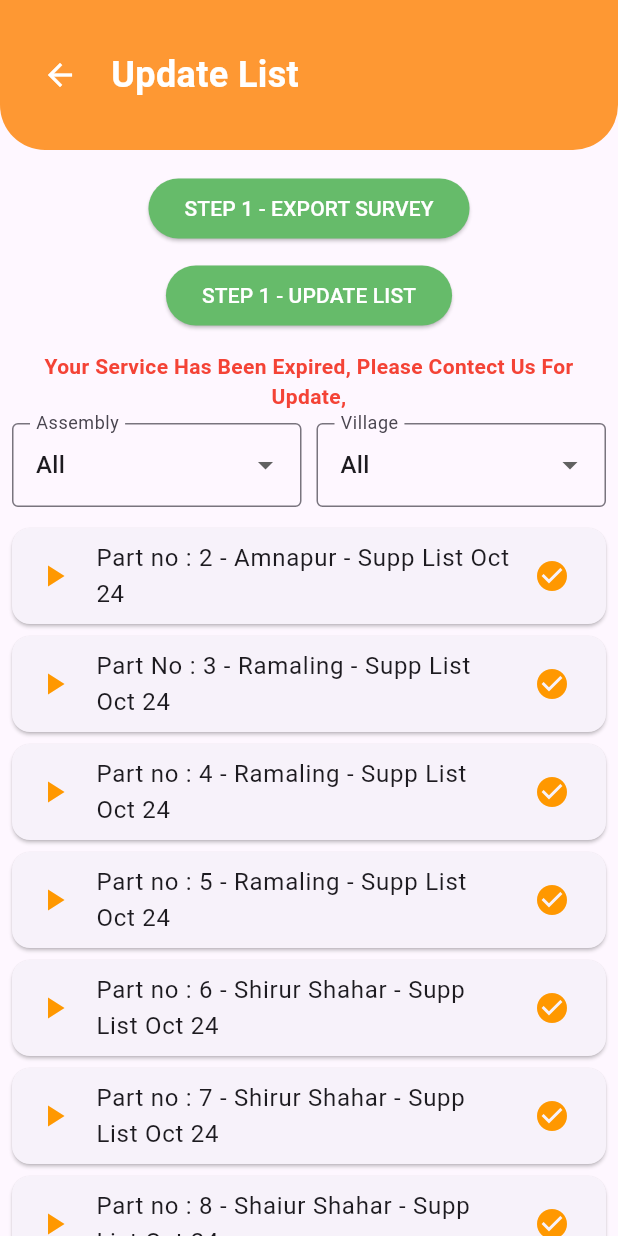
After one commit to RoyalSanjay80/Rajneta, a Flutter app: the Updatelistpage screen opened directly, on a phone screen of 412 x 824 dp. The commit adds this screen. Run offline on Flutter 3.47's test engine with Material 3 defaults, Android fonts, the phone set to English and light mode, and no system bars; drawn by our look-alikes of oktoast; our stand-ins replace flutter_colorpicker, flutter_contacts, get, image_picker, open_file, pdf and 4 more; missing offline and left inert: excel, flutter_bluetooth_printer, restart_app; accounts and stored records are empty.

Commit message:
add the page backupAllData photo Page UpdateList page

```diff
--- /dev/null
+++ b/lib/Pages/data/updateListPage.dart
@@ -0,0 +1,136 @@
+import 'package:flutter/material.dart';
+import 'package:get/get.dart';
+import 'package:get/get_core/src/get_main.dart';
+
+import '../../Utils/colors.dart';
+
+class Updatelistpage extends StatefulWidget {
+  const Updatelistpage({super.key});
+
+  @override
+  State<Updatelistpage> createState() => _UpdatelistpageState();
+}
+
+class _UpdatelistpageState extends State<Updatelistpage> {
+  final List<String> datalist = [
+    'Part no : 2 - Amnapur - Supp List Oct 24',
+    'Part No : 3 - Ramaling - Supp List Oct 24',
+    'Part no : 4 - Ramaling - Supp List Oct 24',
+    'Part no : 5 - Ramaling - Supp List Oct 24',
+    'Part no : 6 - Shirur Shahar - Supp List Oct 24',
+    'Part no : 7 - Shirur Shahar - Supp List Oct 24',
+    'Part no : 8 - Shaiur Shahar - Supp List Oct 24',
+    'Part no : 9 - Shaiur Shahar - Supp List Oct 24',
+    'Part no : 10 - Shaiur Shahar - Supp List Oct 24',
+    'Part no : 11 - Shaiur Shahar - Supp List Oct 24',
+    'Part no : 12 - Shaiur Shahar - Supp List Oct 24',
+    'Part no :13 - Shaiur Shahar - Supp List Oct 24',
+  ];
+  @override
+  Widget build(BuildContext context) {
+    return SafeArea(
+        child: Scaffold(
+      body: Column(
+        children: [
+          _buildHeader(),
+          SizedBox(height: 10,),
+          _buildBotom('STEP 1 - EXPORT SURVEY'),
+          _buildBotom('STEP 1 - UPDATE LIST'),
+        const  Padding(
+            padding: const EdgeInsets.all(8.0),
+            child: Text('Your Service Has Been Expired, Please Contect Us For Update,',style: TextStyle(
+              color: Colors.red,fontWeight: FontWeight.bold,
+
+            ),
+            textAlign: TextAlign.center,),
+          ),
+          Padding(
+            padding: const EdgeInsets.symmetric(horizontal: 8.0),
+            child: Row(
+              children: [
+                Expanded(child: _buildDropdown('Assembly', ['All'])),
+                SizedBox(width: 10,),
+                Expanded(child: _buildDropdown('Village', ['All'])),
+              ],
+            ),
+          ),
+          SizedBox(height: 10,),
+          Expanded(child: ListView.builder(
+            itemCount: datalist.length,
+              itemBuilder: (context ,index){
+              return _buildListItem(datalist[index]);
+              }))
+        ],
+      ),
+    ));
+  }
+
+  Widget _buildHeader() {
+    return Container(
+      height: 100,
+      decoration: BoxDecoration(
+        color: AppColors.secondaryColor,
+        borderRadius: BorderRadius.vertical(bottom: Radius.circular(30)),
+      ),
+      padding: EdgeInsets.symmetric(horizontal: 16),
+      child: Row(
+        children: [
+          IconButton(
+            icon: Icon(Icons.arrow_back, color: Colors.white),
+            onPressed: () => Get.back(),
+          ),
+          SizedBox(width: 10),
+          Expanded(
+            child: Text(
+              "Update List",
+              style: TextStyle(
+                  fontSize: 24,
+                  fontWeight: FontWeight.bold,
+                  color: Colors.white),
+            ),
+          ),
+        ],
+      ),
+    );
+  }
+
+  Widget _buildBotom(String text) {
+    return Padding(
+      padding: const EdgeInsets.symmetric(vertical: 5.0),
+      child: ElevatedButton(
+          onPressed: () {},
+          style: ElevatedButton.styleFrom(backgroundColor: Colors.green[400]),
+          child: Text(
+            text,
+            style: TextStyle(color: Colors.white),
+          )),
+    );
+  }
+  Widget _buildDropdown(String label, List<String> items) {
+    return DropdownButtonFormField<String>(
+      value: items[0],
+      items: items.map((String value) {
+        return DropdownMenuItem<String>(
+          value: value,
+          child: Text(value),
+        );
+      }).toList(),
+      onChanged: (_) {},
+      decoration: InputDecoration(
+        labelText: label,
+        border: OutlineInputBorder(),
+      ),
+    );
+  }
+
+  Widget _buildListItem(String title){
+    return Card(
+      margin: EdgeInsets.symmetric(horizontal: 8,vertical: 4),
+      child: ListTile(
+        leading: Icon(Icons.play_arrow,color: Colors.orange,),
+        title: Text(title),
+        trailing: Icon(Icons.check_circle,color: Colors.orange,),
+      ),
+    );
+  }
+}
```
Also changed, not shown: lib/Pages/data/backupAllData.dart (added, +72 -0 lines), lib/Pages/data/datapage.dart (+12 -3 lines), lib/Pages/data/photo.dart (added, +151 -0 lines), 4 other files.
